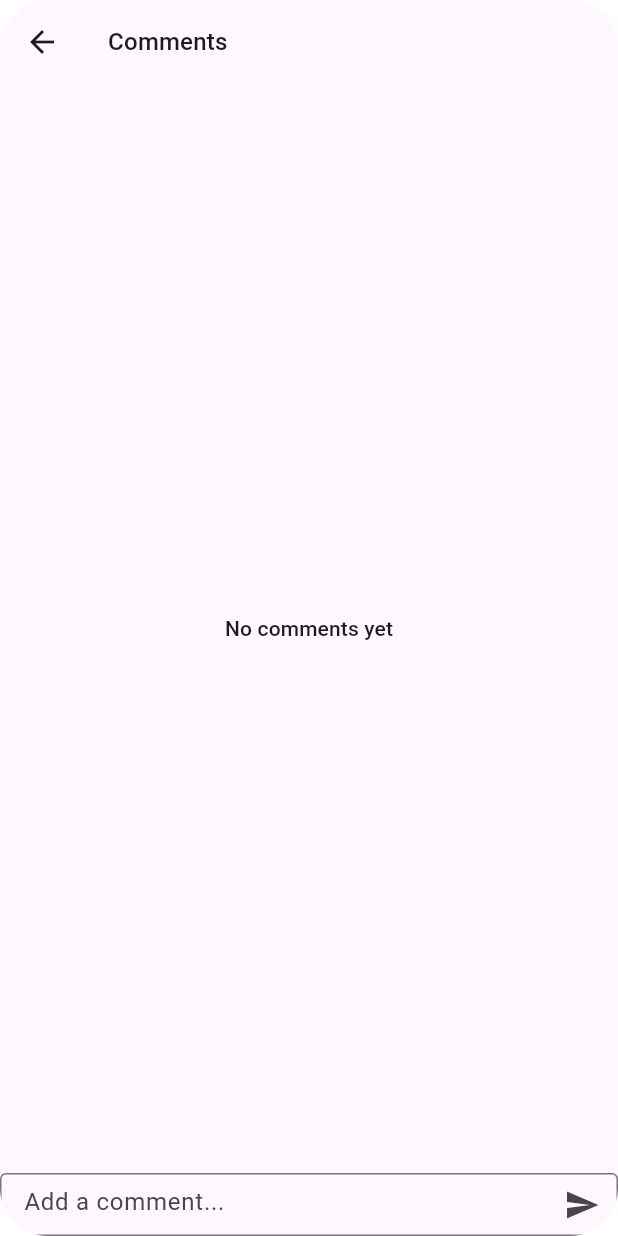
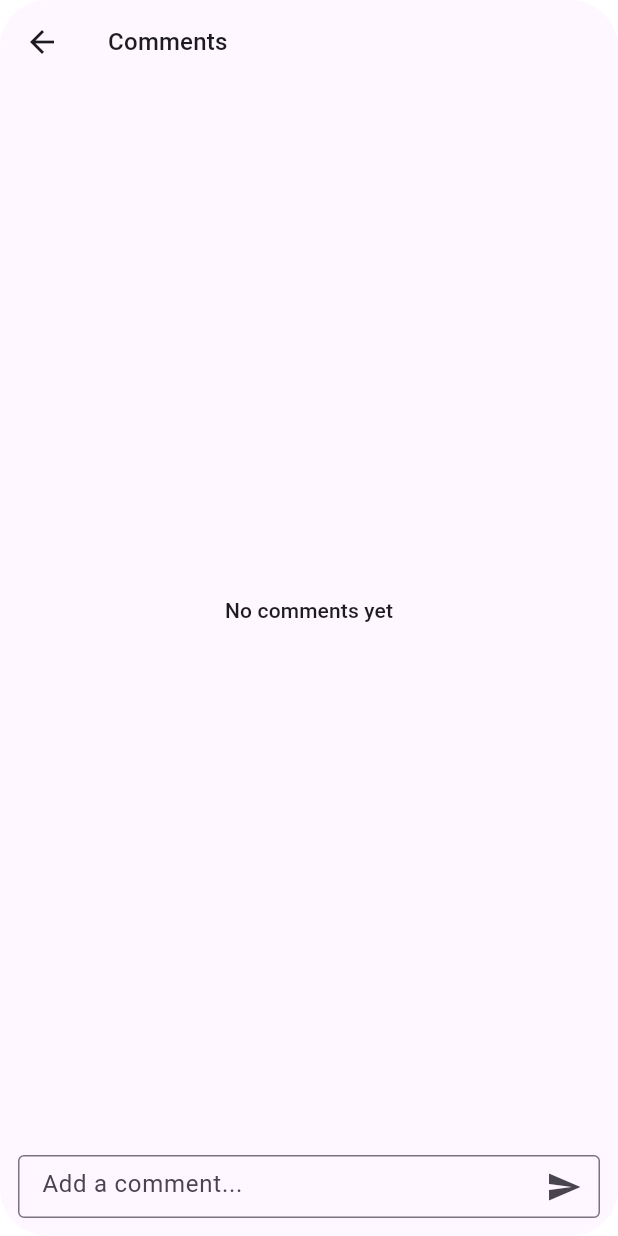
Before and after one commit to callmephil/flutter_request_kit, a Flutter app: the RequestCommentsWidget screen opened directly with empty values, on a phone screen of 412 x 824 dp. Run offline on Flutter 3.47's test engine with Material 3 defaults, Android fonts, the phone set to English and light mode, and no system bars.

Commit message:
fix add request async method, enhance UI

```diff
--- a/lib/src/store/request_store.dart
+++ b/lib/src/store/request_store.dart
@@ -105,7 +105,7 @@ class AddComment extends VxMutation<RequestStore> {
     );
 
     store!.requests[index] = updatedRequest;
-    store?.onAddComment?.call(this.id, comment);
+    store?.onAddComment?.call(id, comment);
   }
 }
 
--- a/lib/src/widgets/components/request_item_card/request_item_card.dart
+++ b/lib/src/widgets/components/request_item_card/request_item_card.dart
@@ -57,7 +57,7 @@ class RequestItemCard extends StatelessWidget {
                         const SizedBox(width: RequestSizes.s8),
                         RequestItemCardCommentCount(item: item),
                       ],
-                    )
+                    ),
                   ],
                 ),
               ),
--- a/lib/src/widgets/request_comments_widget.dart
+++ b/lib/src/widgets/request_comments_widget.dart
@@ -151,7 +151,9 @@ class _RequestCommentsWidgetState extends State<RequestCommentsWidget> {
                         },
                       ),
               ),
-              TextField(
+              Padding(
+                padding: const EdgeInsets.all(RequestSizes.s12),
+                child: TextField(
                   controller: commentController,
                   decoration: InputDecoration(
                     hintText: context.locale.add_comment,
@@ -165,6 +167,7 @@ class _RequestCommentsWidgetState extends State<RequestCommentsWidget> {
                     _onSubmit();
                   },
                 ),
+              ),
             ],
           ),
         ),
--- a/lib/src/widgets/request_form_widget.dart
+++ b/lib/src/widgets/request_form_widget.dart
@@ -213,6 +213,9 @@ class _RequestFormWidgetState extends State<RequestFormWidget> {
                 maxLength: 500,
                 maxLines: 999,
                 maxLengthEnforcement: MaxLengthEnforcement.enforced,
+                decoration: const InputDecoration(
+                  contentPadding: EdgeInsets.all(RequestSizes.s16),
+                ),
               ),
             ),
             const SizedBox(height: RequestSizes.s24),
```
Also changed, not shown: example/lib/main.dart (+7 -1 lines), lib/src/widgets/components/request_item_card/request_item_card_title.dart (+6 -3 lines), example/pubspec.lock. Lines whose indentation alone changed are shown as unchanged.
